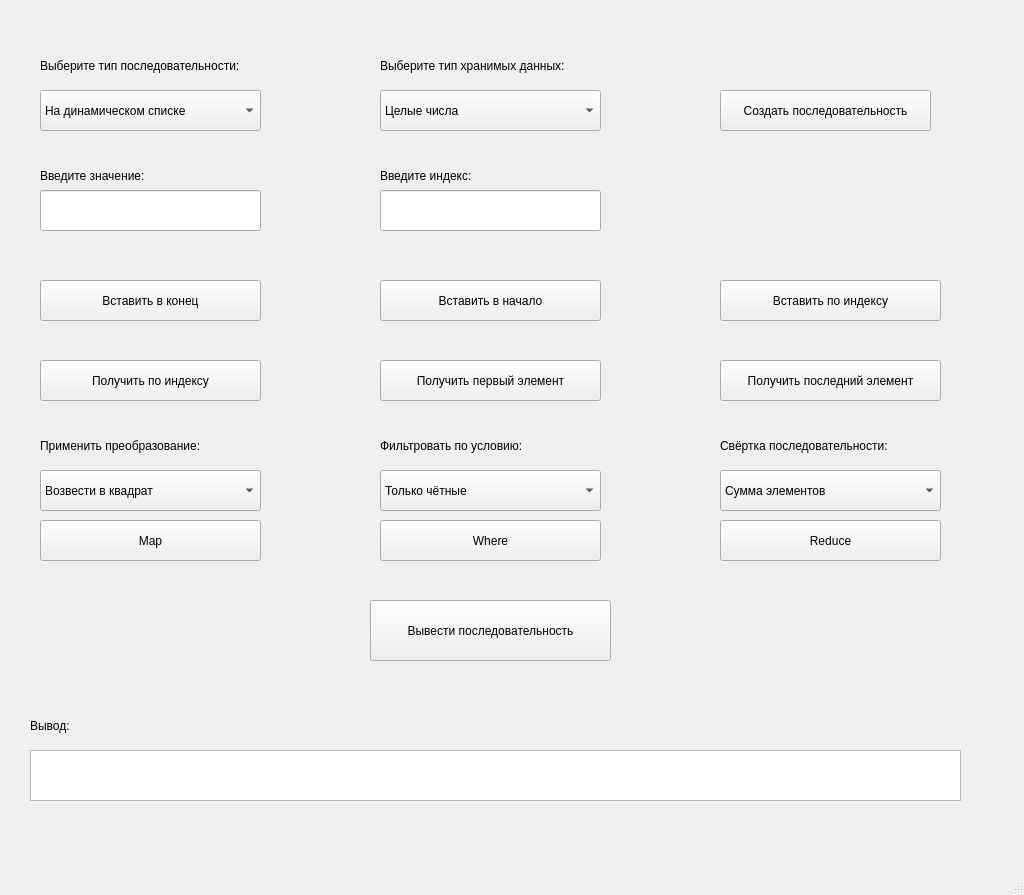
The window that src/gui/sequencewindow.ui (draizyyy/laba2) describes before a commit, drawn with Qt 5.
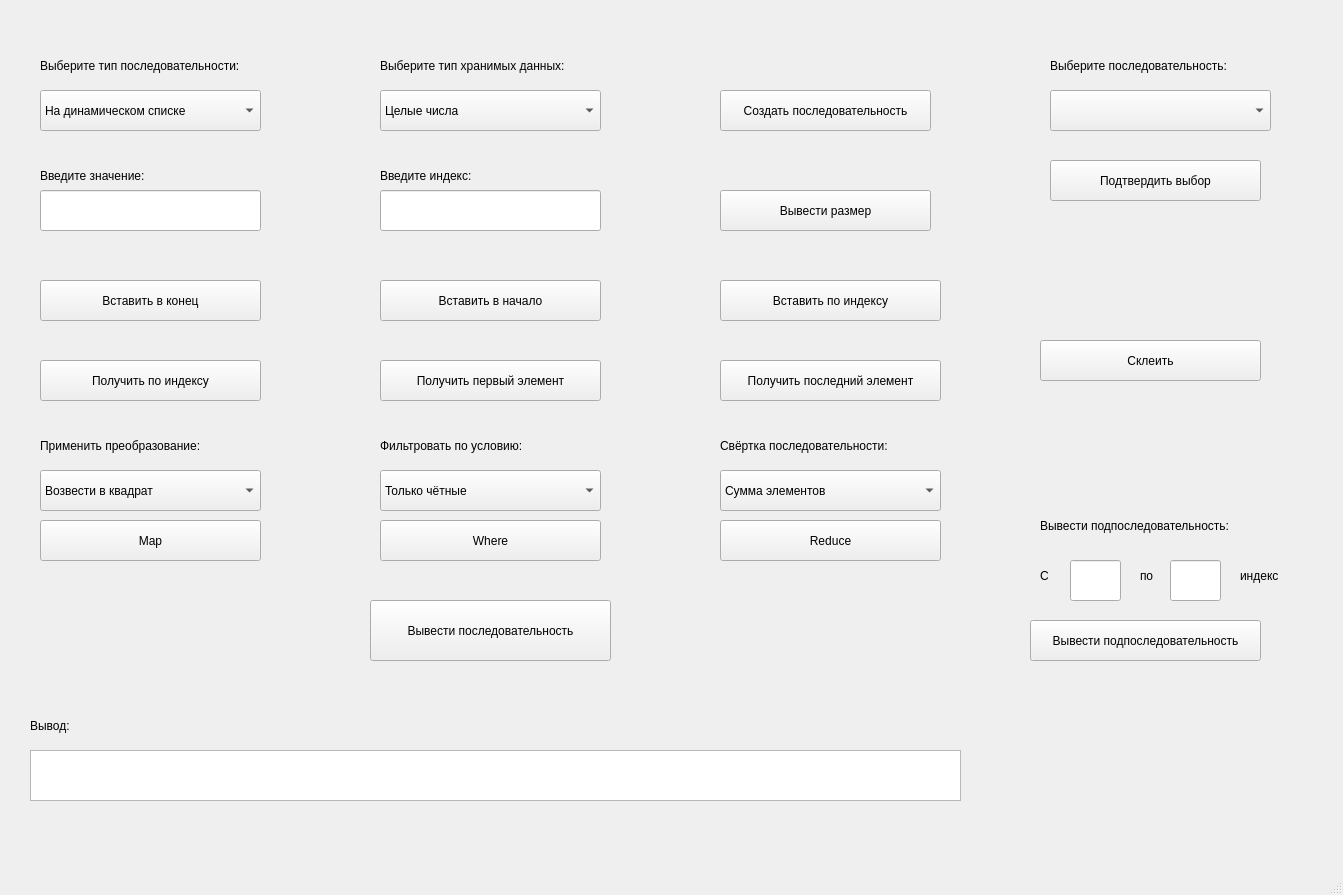
The same window after the commit.

The edit to the form file:
```diff
--- a/src/gui/sequencewindow.ui
+++ b/src/gui/sequencewindow.ui
@@ -6,7 +6,7 @@
    <rect>
     <x>0</x>
     <y>0</y>
-    <width>1024</width>
+    <width>1343</width>
     <height>895</height>
    </rect>
   </property>
@@ -411,6 +411,153 @@
      </rect>
     </property>
    </widget>
+   <widget class="QComboBox" name="comboBox_3">
+    <property name="geometry">
+     <rect>
+      <x>1050</x>
+      <y>90</y>
+      <width>221</width>
+      <height>41</height>
+     </rect>
+    </property>
+   </widget>
+   <widget class="QLabel" name="label_3">
+    <property name="geometry">
+     <rect>
+      <x>1050</x>
+      <y>50</y>
+      <width>231</width>
+      <height>31</height>
+     </rect>
+    </property>
+    <property name="text">
+     <string>Выберите последовательность:</string>
+    </property>
+   </widget>
+   <widget class="QPushButton" name="pushButton_8">
+    <property name="geometry">
+     <rect>
+      <x>1050</x>
+      <y>160</y>
+      <width>211</width>
+      <height>41</height>
+     </rect>
+    </property>
+    <property name="text">
+     <string>Подтвердить выбор</string>
+    </property>
+   </widget>
+   <widget class="QPushButton" name="pushButton_10">
+    <property name="geometry">
+     <rect>
+      <x>1040</x>
+      <y>340</y>
+      <width>221</width>
+      <height>41</height>
+     </rect>
+    </property>
+    <property name="text">
+     <string>Склеить</string>
+    </property>
+   </widget>
+   <widget class="QPushButton" name="pushButton_14">
+    <property name="geometry">
+     <rect>
+      <x>720</x>
+      <y>190</y>
+      <width>211</width>
+      <height>41</height>
+     </rect>
+    </property>
+    <property name="text">
+     <string>Вывести размер</string>
+    </property>
+   </widget>
+   <widget class="QLabel" name="label_12">
+    <property name="geometry">
+     <rect>
+      <x>1040</x>
+      <y>510</y>
+      <width>231</width>
+      <height>31</height>
+     </rect>
+    </property>
+    <property name="text">
+     <string>Вывести подпоследовательность:</string>
+    </property>
+   </widget>
+   <widget class="QLineEdit" name="lineEdit_3">
+    <property name="geometry">
+     <rect>
+      <x>1070</x>
+      <y>560</y>
+      <width>51</width>
+      <height>41</height>
+     </rect>
+    </property>
+   </widget>
+   <widget class="QLabel" name="label_13">
+    <property name="geometry">
+     <rect>
+      <x>1040</x>
+      <y>560</y>
+      <width>21</width>
+      <height>31</height>
+     </rect>
+    </property>
+    <property name="text">
+     <string>С</string>
+    </property>
+   </widget>
+   <widget class="QLineEdit" name="lineEdit_4">
+    <property name="geometry">
+     <rect>
+      <x>1170</x>
+      <y>560</y>
+      <width>51</width>
+      <height>41</height>
+     </rect>
+    </property>
+   </widget>
+   <widget class="QLabel" name="label_14">
+    <property name="geometry">
+     <rect>
+      <x>1140</x>
+      <y>560</y>
+      <width>21</width>
+      <height>31</height>
+     </rect>
+    </property>
+    <property name="text">
+     <string>по</string>
+    </property>
+   </widget>
+   <widget class="QLabel" name="label_15">
+    <property name="geometry">
+     <rect>
+      <x>1240</x>
+      <y>560</y>
+      <width>51</width>
+      <height>31</height>
+     </rect>
+    </property>
+    <property name="text">
+     <string>индекс</string>
+    </property>
+   </widget>
+   <widget class="QPushButton" name="pushButton_15">
+    <property name="geometry">
+     <rect>
+      <x>1030</x>
+      <y>620</y>
+      <width>231</width>
+      <height>41</height>
+     </rect>
+    </property>
+    <property name="text">
+     <string>Вывести подпоследовательность</string>
+    </property>
+   </widget>
   </widget>
   <widget class="QMenuBar" name="menubar">
    <property name="geometry">
```
Left out of the diff: 14 changed lines with no effect on the pictures.
